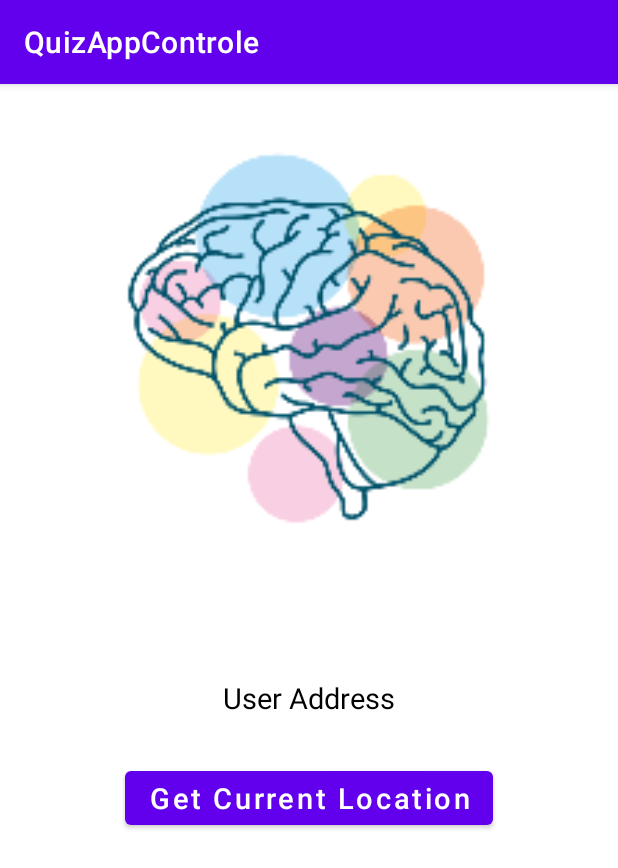
After one commit to felgarti/QuizApp, an Android app: the localisation screen opened directly, with no data from a screen before it, on a phone screen of 412 x 824 dp. The commit adds this screen. Shown: the top 868 px of the screen. Run offline under Robolectric (Android 15) with nearby library versions, the phone set to English and light mode, and no system bars.

Commit message:
geoloc working

```diff
--- a/app/build.gradle
+++ b/app/build.gradle
@@ -35,6 +35,7 @@ dependencies {
     implementation 'androidx.constraintlayout:constraintlayout:2.1.3'
     implementation 'com.google.firebase:firebase-auth:21.0.2'
     implementation 'com.google.firebase:firebase-firestore:24.1.0'
+    implementation 'com.google.android.gms:play-services-location:19.0.1'
     testImplementation 'junit:junit:4.13.2'
     androidTestImplementation 'androidx.test.ext:junit:1.1.3'
     androidTestImplementation 'androidx.test.espresso:espresso-core:3.4.0'
--- /dev/null
+++ b/app/src/main/res/drawable/ic_baseline_location_on_24.xml
@@ -0,0 +1,5 @@
+<vector android:height="24dp" android:tint="#05B3AA"
+    android:viewportHeight="24" android:viewportWidth="24"
+    android:width="24dp" xmlns:android="http://schemas.android.com/apk/res/android">
+    <path android:fillColor="@android:color/white" android:pathData="M12,2C8.13,2 5,5.13 5,9c0,5.25 7,13 7,13s7,-7.75 7,-13c0,-3.87 -3.13,-7 -7,-7zM12,11.5c-1.38,0 -2.5,-1.12 -2.5,-2.5s1.12,-2.5 2.5,-2.5 2.5,1.12 2.5,2.5 -1.12,2.5 -2.5,2.5z"/>
+</vector>
--- /dev/null
+++ b/app/src/main/res/layout/activity_localisation.xml
@@ -0,0 +1,45 @@
+<?xml version="1.0" encoding="utf-8"?>
+<LinearLayout xmlns:android="http://schemas.android.com/apk/res/android"
+    xmlns:tools="http://schemas.android.com/tools"
+    android:layout_width="match_parent"
+    android:layout_height="match_parent"
+
+    android:orientation="vertical"
+    tools:context=".localisation">
+    <ImageView
+        android:layout_marginTop="20dp"
+        android:layout_width="300dp"
+        android:layout_height="300dp"
+        android:layout_gravity="center"
+        android:src="@mipmap/logo_foreground" />
+
+    <TextView
+        android:layout_marginTop="50dp"
+        android:layout_gravity="center"
+        android:id="@+id/addressText"
+        android:layout_width="wrap_content"
+        android:layout_height="wrap_content"
+        android:text="User Address"
+        android:textColor="@android:color/black"
+        android:textSize="19sp"
+        android:visibility="invisible"/>
+    <TextView
+        android:id="@+id/adressexacte"
+        android:layout_gravity="center"
+        android:layout_width="wrap_content"
+        android:layout_height="wrap_content"
+        android:text="User Address"
+        android:textColor="@android:color/black"
+        android:textSize="19sp" />
+
+    <Button
+        android:layout_gravity="center"
+        android:id="@+id/locationButton"
+        android:layout_width="wrap_content"
+        android:layout_height="wrap_content"
+        android:layout_marginTop="30dp"
+        android:text="Get Current Location"
+        android:textAllCaps="false"
+        android:textSize="19sp" />
+
+</LinearLayout>
```
Also changed, not shown: app/src/main/AndroidManifest.xml (+6 -1 lines), app/src/main/java/com/example/quizappcontrole/MainActivity.java (+8 -0 lines), app/src/main/java/com/example/quizappcontrole/localisation.java (added, +215 -0 lines), app/src/main/res/layout/activity_main.xml (+15 -2 lines).
